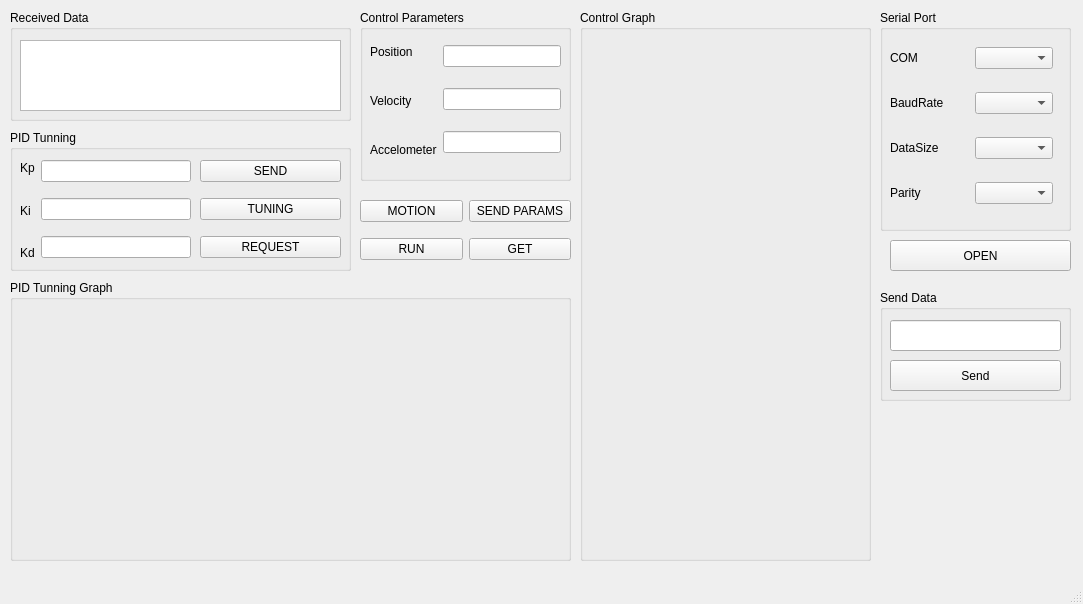
Above: SW/MotorControl/mainwindow.ui from Vienchau/MOTOR_CONTROL before the change. Below: the same form after it.
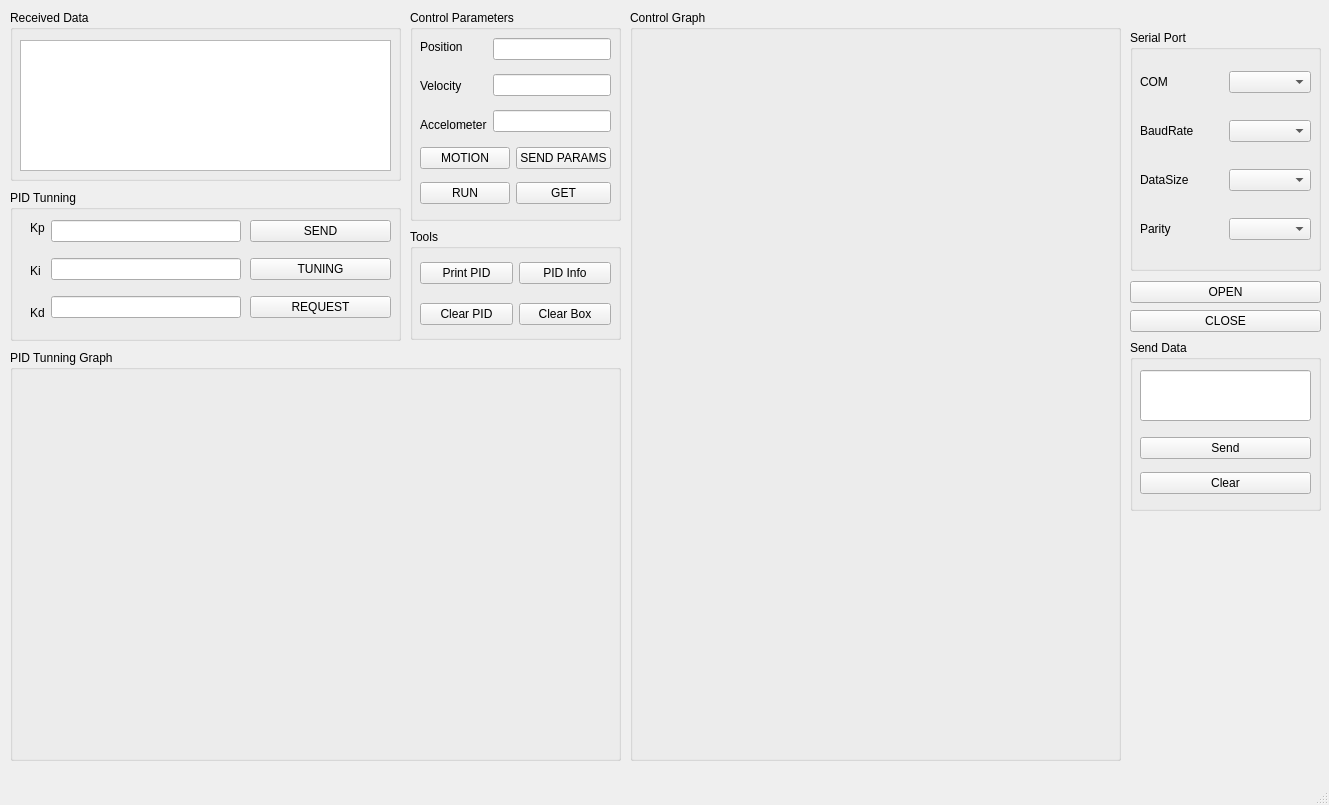
That is the form after the change. Icons and pictures are not drawn. Custom widgets are drawn as their Qt base class.

What changed in the file:
```diff
--- a/SW/MotorControl/mainwindow.ui
+++ b/SW/MotorControl/mainwindow.ui
@@ -6,8 +6,8 @@
    <rect>
     <x>0</x>
     <y>0</y>
-    <width>1083</width>
-    <height>604</height>
+    <width>1329</width>
+    <height>805</height>
    </rect>
   </property>
   <property name="windowTitle">
@@ -19,8 +19,8 @@
      <rect>
       <x>10</x>
       <y>10</y>
-      <width>341</width>
-      <height>111</height>
+      <width>391</width>
+      <height>171</height>
      </rect>
     </property>
     <property name="title">
@@ -31,8 +31,8 @@
       <rect>
        <x>10</x>
        <y>30</y>
-       <width>321</width>
-       <height>71</height>
+       <width>371</width>
+       <height>131</height>
       </rect>
      </property>
     </widget>
@@ -40,10 +40,10 @@
    <widget class="QGroupBox" name="groupBox_3">
     <property name="geometry">
      <rect>
-      <x>360</x>
+      <x>410</x>
       <y>10</y>
       <width>211</width>
-      <height>171</height>
+      <height>211</height>
      </rect>
     </property>
     <property name="title">
@@ -55,7 +55,7 @@
        <x>10</x>
        <y>20</y>
        <width>191</width>
-       <height>141</height>
+       <height>111</height>
       </rect>
      </property>
      <layout class="QHBoxLayout" name="horizontalLayout">
@@ -99,14 +99,62 @@
       </item>
      </layout>
     </widget>
+    <widget class="QWidget" name="layoutWidget_4">
+     <property name="geometry">
+      <rect>
+       <x>10</x>
+       <y>130</y>
+       <width>191</width>
+       <height>71</height>
+      </rect>
+     </property>
+     <layout class="QHBoxLayout" name="horizontalLayout_2">
+      <item>
+       <layout class="QVBoxLayout" name="verticalLayout_3">
+        <item>
+         <widget class="QPushButton" name="motionButton">
+          <property name="text">
+           <string>MOTION</string>
+          </property>
+         </widget>
+        </item>
+        <item>
+         <widget class="QPushButton" name="runButton">
+          <property name="text">
+           <string>RUN</string>
+          </property>
+         </widget>
+        </item>
+       </layout>
+      </item>
+      <item>
+       <layout class="QVBoxLayout" name="verticalLayout_4">
+        <item>
+         <widget class="QPushButton" name="senparamsButton">
+          <property name="text">
+           <string>SEND PARAMS</string>
+          </property>
+         </widget>
+        </item>
+        <item>
+         <widget class="QPushButton" name="getButton">
+          <property name="text">
+           <string>GET</string>
+          </property>
+         </widget>
+        </item>
+       </layout>
+      </item>
+     </layout>
+    </widget>
    </widget>
    <widget class="QGroupBox" name="groupBox_7">
     <property name="geometry">
      <rect>
       <x>10</x>
-      <y>130</y>
-      <width>341</width>
-      <height>141</height>
+      <y>190</y>
+      <width>391</width>
+      <height>151</height>
      </rect>
     </property>
     <property name="title">
@@ -115,9 +163,9 @@
     <widget class="QWidget" name="layoutWidget_2">
      <property name="geometry">
       <rect>
-       <x>10</x>
+       <x>20</x>
        <y>20</y>
-       <width>171</width>
+       <width>211</width>
        <height>121</height>
       </rect>
      </property>
@@ -165,7 +213,7 @@
     <widget class="QWidget" name="layoutWidget_3">
      <property name="geometry">
       <rect>
-       <x>190</x>
+       <x>240</x>
        <y>20</y>
        <width>141</width>
        <height>121</height>
@@ -200,9 +248,9 @@
     <property name="geometry">
      <rect>
       <x>10</x>
-      <y>280</y>
-      <width>561</width>
-      <height>281</height>
+      <y>350</y>
+      <width>611</width>
+      <height>411</height>
      </rect>
     </property>
     <property name="title">
@@ -213,67 +261,19 @@
       <rect>
        <x>10</x>
        <y>30</y>
-       <width>541</width>
-       <height>241</height>
+       <width>591</width>
+       <height>371</height>
       </rect>
      </property>
     </widget>
    </widget>
-   <widget class="QWidget" name="layoutWidget_4">
-    <property name="geometry">
-     <rect>
-      <x>360</x>
-      <y>190</y>
-      <width>211</width>
-      <height>81</height>
-     </rect>
-    </property>
-    <layout class="QHBoxLayout" name="horizontalLayout_2">
-     <item>
-      <layout class="QVBoxLayout" name="verticalLayout_3">
-       <item>
-        <widget class="QPushButton" name="motionButton">
-         <property name="text">
-          <string>MOTION</string>
-         </property>
-        </widget>
-       </item>
-       <item>
-        <widget class="QPushButton" name="runButton">
-         <property name="text">
-          <string>RUN</string>
-         </property>
-        </widget>
-       </item>
-      </layout>
-     </item>
-     <item>
-      <layout class="QVBoxLayout" name="verticalLayout_4">
-       <item>
-        <widget class="QPushButton" name="senparamsButton">
-         <property name="text">
-          <string>SEND PARAMS</string>
-         </property>
-        </widget>
-       </item>
-       <item>
-        <widget class="QPushButton" name="getButton">
-         <property name="text">
-          <string>GET</string>
-         </property>
-        </widget>
-       </item>
-      </layout>
-     </item>
-    </layout>
-   </widget>
    <widget class="QGroupBox" name="groupBox_5">
     <property name="geometry">
      <rect>
-      <x>880</x>
-      <y>10</y>
+      <x>1130</x>
+      <y>30</y>
       <width>191</width>
-      <height>221</height>
+      <height>241</height>
      </rect>
     </property>
     <property name="title">
@@ -284,8 +284,8 @@
       <rect>
        <x>10</x>
        <y>20</y>
-       <width>163</width>
-       <height>191</height>
+       <width>171</width>
+       <height>211</height>
       </rect>
      </property>
      <layout class="QVBoxLayout" name="verticalLayout_8">
@@ -351,87 +351,91 @@
    <widget class="QGroupBox" name="groupBox_6">
     <property name="geometry">
      <rect>
-      <x>880</x>
-      <y>290</y>
+      <x>1130</x>
+      <y>340</y>
       <width>191</width>
-      <height>111</height>
+      <height>171</height>
      </rect>
     </property>
     <property name="title">
      <string>Send Data</string>
     </property>
-    <widget class="QPushButton" name="sendButton">
-     <property name="geometry">
-      <rect>
-       <x>10</x>
-       <y>70</y>
-       <width>171</width>
-       <height>31</height>
-      </rect>
-     </property>
-     <property name="text">
-      <string>Send</string>
-     </property>
-    </widget>
     <widget class="QLineEdit" name="sendEdit">
      <property name="geometry">
       <rect>
        <x>10</x>
        <y>30</y>
        <width>171</width>
-       <height>31</height>
+       <height>51</height>
       </rect>
      </property>
     </widget>
+    <widget class="QWidget" name="">
+     <property name="geometry">
+      <rect>
+       <x>10</x>
+       <y>90</y>
+       <width>171</width>
+       <height>71</height>
+      </rect>
+     </property>
+     <layout class="QVBoxLayout" name="verticalLayout_13">
+      <item>
+       <widget class="QPushButton" name="sendButton">
+        <property name="text">
+         <string>Send</string>
+        </property>
+       </widget>
+      </item>
+      <item>
+       <widget class="QPushButton" name="clearButton">
+        <property name="text">
+         <string>Clear</string>
+        </property>
+       </widget>
+      </item>
+     </layout>
+    </widget>
    </widget>
    <widget class="QGroupBox" name="groupBox">
     <property name="geometry">
      <rect>
-      <x>580</x>
+      <x>630</x>
       <y>10</y>
-      <width>291</width>
-      <height>551</height>
+      <width>491</width>
+      <height>751</height>
      </rect>
     </property>
     <property name="title">
      <string>Control Graph</string>
     </property>
-    <widget class="QCustomPlot" name="posPlot" native="true">
+    <widget class="QWidget" name="">
      <property name="geometry">
       <rect>
        <x>10</x>
-       <y>20</y>
-       <width>271</width>
-       <height>161</height>
+       <y>30</y>
+       <width>471</width>
+       <height>711</height>
       </rect>
      </property>
-    </widget>
-    <widget class="QCustomPlot" name="velPlot" native="true">
-     <property name="geometry">
-      <rect>
-       <x>10</x>
-       <y>200</y>
-       <width>271</width>
-       <height>161</height>
-      </rect>
-     </property>
-    </widget>
-    <widget class="QCustomPlot" name="accPlot" native="true">
-     <property name="geometry">
-      <rect>
-       <x>10</x>
-       <y>380</y>
-       <width>271</width>
-       <height>161</height>
-      </rect>
-     </property>
+     <layout class="QVBoxLayout" name="verticalLayout_10">
+      <item>
+       <widget class="QCustomPlot" name="posPlot" native="true"/>
+      </item>
+      <item>
+       <widget class="QCustomPlot" name="velPlot" native="true"/>
+      </item>
+      <item>
+       <widget class="QCustomPlot" name="accPlot" native="true"/>
+      </item>
+     </layout>
     </widget>
    </widget>
    <widget class="QLabel" name="label_11">
     <property name="geometry">
      <rect>
-      <x>900</x>
-      <y>410</y>
+      <x>1150</x>
+      <y>620</y>
       <width>161</width>
       <height>141</height>
      </rect>
@@ -443,18 +447,92 @@
      <bool>true</bool>
     </property>
    </widget>
-   <widget class="QPushButton" name="openButton">
+   <widget class="QGroupBox" name="groupBox_8">
     <property name="geometry">
      <rect>
-      <x>890</x>
-      <y>240</y>
-      <width>181</width>
-      <height>31</height>
+      <x>410</x>
+      <y>229</y>
+      <width>211</width>
+      <height>111</height>
      </rect>
     </property>
-    <property name="text">
-     <string>OPEN</string>
+    <property name="title">
+     <string>Tools</string>
     </property>
+    <widget class="QWidget" name="">
+     <property name="geometry">
+      <rect>
+       <x>10</x>
+       <y>20</y>
+       <width>191</width>
+       <height>91</height>
+      </rect>
+     </property>
+     <layout class="QHBoxLayout" name="horizontalLayout_8">
+      <item>
+       <layout class="QVBoxLayout" name="verticalLayout_11">
+        <item>
+         <widget class="QPushButton" name="savePIDButton">
+          <property name="text">
+           <string>Print PID</string>
+          </property>
+         </widget>
+        </item>
+        <item>
+         <widget class="QPushButton" name="clearPIDButton">
+          <property name="text">
+           <string>Clear PID</string>
+          </property>
+         </widget>
+        </item>
+       </layout>
+      </item>
+      <item>
+       <layout class="QVBoxLayout" name="verticalLayout_12">
+        <item>
+         <widget class="QPushButton" name="infoPIDButton">
+          <property name="text">
+           <string>PID Info</string>
+          </property>
+         </widget>
+        </item>
+        <item>
+         <widget class="QPushButton" name="clearReceiveButton">
+          <property name="text">
+           <string>Clear Box</string>
+          </property>
+         </widget>
+        </item>
+       </layout>
+      </item>
+     </layout>
+    </widget>
+   </widget>
+   <widget class="QWidget" name="">
+    <property name="geometry">
+     <rect>
+      <x>1130</x>
+      <y>280</y>
+      <width>191</width>
+      <height>54</height>
+     </rect>
+    </property>
+    <layout class="QVBoxLayout" name="verticalLayout_9">
+     <item>
+      <widget class="QPushButton" name="openButton">
+       <property name="text">
+        <string>OPEN</string>
+       </property>
+      </widget>
+     </item>
+     <item>
+      <widget class="QPushButton" name="closeButton">
+       <property name="text">
+        <string>CLOSE</string>
+       </property>
+      </widget>
+     </item>
+    </layout>
    </widget>
   </widget>
   <widget class="QMenuBar" name="menubar">
```
Left out of the diff: 4 changed lines with no effect on the pictures.
